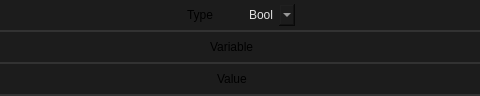
Before: the Qt Designer form src/editors/smartprop_editor/property/set_variable.ui in dertwist/Hammer5Tools, drawn with Qt 5; both pictures show x 153 to 633 and y 0 to 96 of the 786 by 96 pixel window.
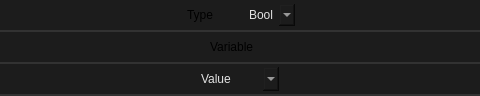
After: the same form once the commit is applied. Icons and pictures are not drawn.

Commit message: Refactor: set_variable property with adding expression and value options

The edit to the form file:
```diff
--- a/src/editors/smartprop_editor/property/set_variable.ui
+++ b/src/editors/smartprop_editor/property/set_variable.ui
@@ -412,23 +412,118 @@
          <enum>QLayout::SizeConstraint::SetFixedSize</enum>
         </property>
         <item>
-         <widget class="QLabel" name="property_class_5">
+         <widget class="QComboBox" name="logic_switch_value">
           <property name="sizePolicy">
-           <sizepolicy hsizetype="Fixed" vsizetype="Preferred">
+           <sizepolicy hsizetype="Fixed" vsizetype="Fixed">
             <horstretch>0</horstretch>
             <verstretch>0</verstretch>
            </sizepolicy>
           </property>
+          <property name="maximumSize">
+           <size>
+            <width>16777215</width>
+            <height>24</height>
+           </size>
+          </property>
           <property name="styleSheet">
-           <string notr="true">border:0px;
-background-color: rgba(255, 255, 255, 0);
-font: 8pt &quot;Segoe UI&quot;;
-padding-right: 16px;
+           <string notr="true">QComboBox {
+    font: 580 8pt &quot;Segoe UI&quot;;
+    border: 2px solid black;
+    border-radius: 0px;
+    border-color: rgba(80, 80, 80, 255);
+    height: 18px;
+    padding-top: 2px;
+    padding-bottom: 2px;
+	border-top:none;
+border-bottom:none;
+border:none;
+    color: #E3E3E3;
+    background-color: #1C1C1C;
+}
+
+QComboBox:hover {
+    background-color: #414956;
+    color: white;
+}
+
+QComboBox:pressed {
+}
+
+QComboBox:item {
+    font: 580  8pt &quot;Segoe UI&quot;;
+    color: #E3E3E3;
+    padding-left: 5px;
+    background-color: #1C1C1C;
+    border-style: none;
+}
+
+QComboBox::drop-down {
+    color: #E3E3E3;
+    padding: 2px;
+    background: url(://icons/arrow_drop_down_16dp.svg) no-repeat center;
+    border-bottom: 0px solid black;
+    border-top: 0px solid black;
+    border-right: 0px;
+    border-left: 2px solid;
+    margin-left: 5px;
+    padding: 5px;
+    width: 7px;
+    border-color: rgba(80, 80, 80, 255);
+    background-color: #1C1C1C;
+border:none;
+}
+
+QComboBox::drop-down:hover {
+    background-color: #414956;
+    color: white;
+}
+
+
+QComboBox QAbstractItemView {
+    border: 2px solid gray;
+    border-color: rgba(80, 80, 80, 255);
+    selection-background-color: #414956;
+    background-color: #1C1C1C;
+}
+
+
+QComboBox QAbstractItemView::item {
+    height: 16px; /* Set the height of each item */
+    padding: 4px; /* Add padding to each item */
+    padding-left: 5px;
+    padding-right: 5px;
+    color: #ff8a8a8a;
+    border-style: none;
+    border-bottom: 0.5px solid black;
+    border-color: rgba(255, 255, 255, 10);
+}
+
+
+QComboBox QAbstractItemView::item:selected {
+    height: 16px; /* Set the height of each item */
+    padding: 4px; /* Add padding to each item */
+    padding-left: 5px;
+    padding-right: 5px;
+    background-color: #414956;
+    color: white;
+    border: none; /* Remove border */
+    outline: none; /* Remove outline */
+}
 </string>
           </property>
-          <property name="text">
-           <string>Value</string>
+          <property name="currentIndex">
+           <number>0</number>
           </property>
+          <item>
+           <property name="text">
+            <string>Value</string>
+           </property>
+          </item>
+          <item>
+           <property name="text">
+            <string>Expression</string>
+           </property>
+          </item>
          </widget>
         </item>
        </layout>
```
Left out of the diff: 5 changed lines with no effect on the pictures. The commit also changes 2 other files.
